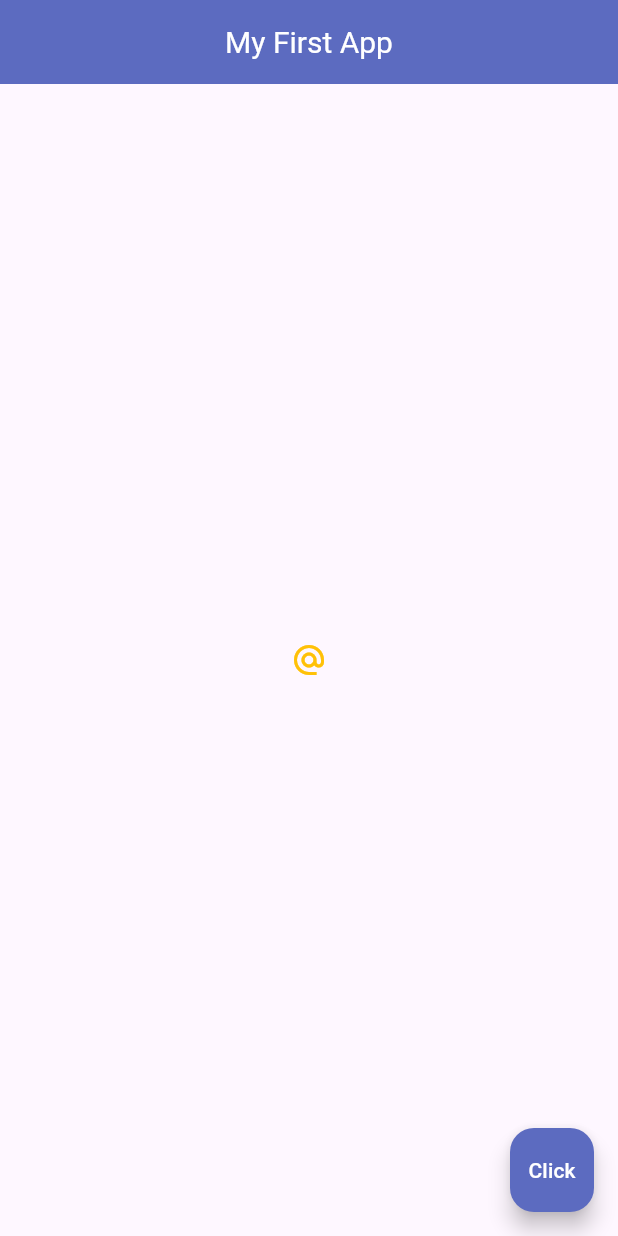
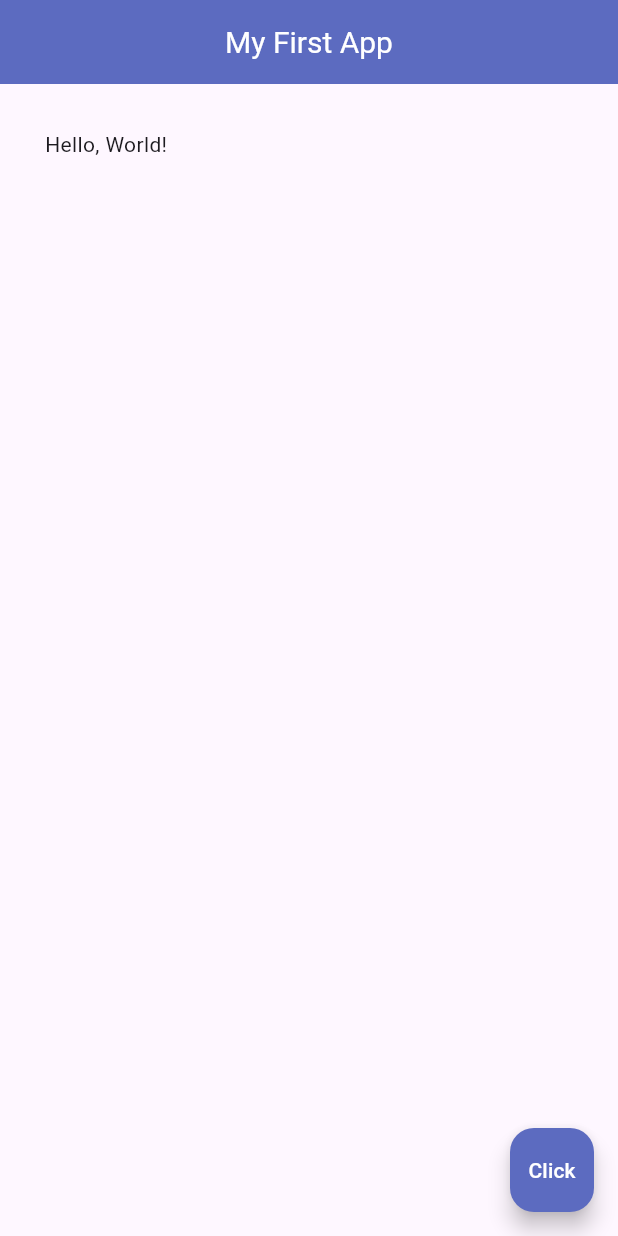
Before and after one commit to reijjo/Flutter-tutorials, a Flutter app: the screen it shows after launch, on a phone screen of 412 x 824 dp. Run offline on Flutter 3.47's test engine with Material 3 defaults, Android fonts, the phone set to English and light mode, and no system bars.

Commit message:
Containers & Padding

```diff
--- a/NetNinja-YouTube/myapp/lib/main.dart
+++ b/NetNinja-YouTube/myapp/lib/main.dart
@@ -25,14 +25,10 @@ class Home extends StatelessWidget {
         centerTitle: true,
         backgroundColor: Colors.indigo[400],
       ),
-      body: Center(
-          child: IconButton(
-        onPressed: () {
-          print('You clicked me!');
-        },
-        icon: const Icon(Icons.alternate_email),
-        color: Colors.amber,
-      )),
+      body: const Padding(
+        padding: EdgeInsets.all(30),
+        child: Text('Hello, World!'),
+      ),
       floatingActionButton: FloatingActionButton(
         onPressed: () {},
         backgroundColor: Colors.indigo[400],
```
Also changed, not shown: 1 other file.
